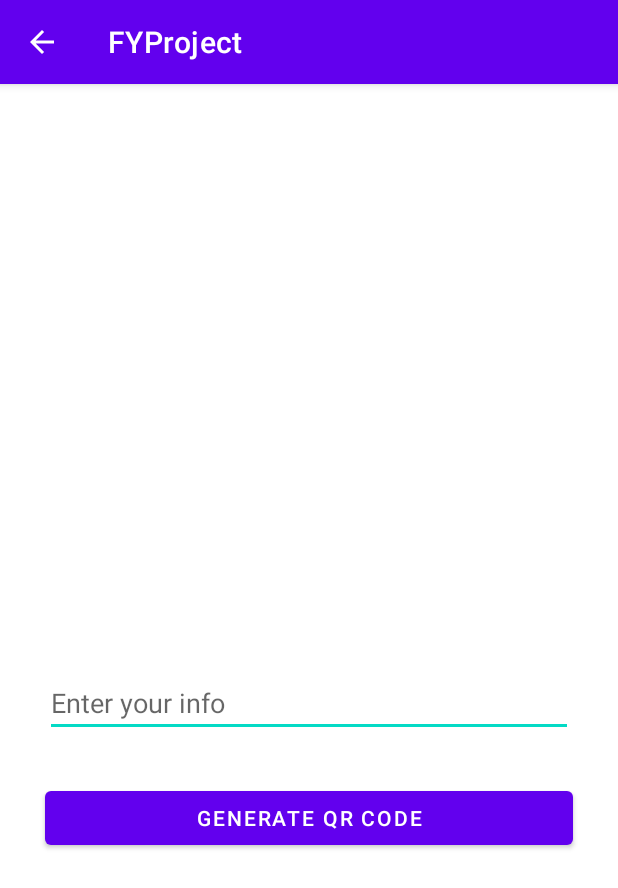
After one commit to GavinFahy/FYProject, an Android app: the QRCode screen opened directly, with no data from a screen before it, on a phone screen of 412 x 824 dp. The commit adds this screen. Shown: the top 888 px of the screen. Run offline under Robolectric (Android 15) with nearby library versions, the phone set to English and light mode, and no system bars; libraries missing offline, so code that uses them is left out: com.journeyapps.barcodescanner.

Commit message:
Able to generate a QR code

```diff
--- a/app/build.gradle
+++ b/app/build.gradle
@@ -45,6 +45,8 @@ dependencies {
     implementation 'com.google.android.gms:play-services-location:21.0.1'
     implementation 'androidx.navigation:navigation-fragment:2.5.3'
     implementation 'androidx.navigation:navigation-ui:2.5.3'
+    implementation 'com.google.zxing:core:3.4.1'
+    implementation 'com.journeyapps:zxing-android-embedded:4.3.0'
     testImplementation 'junit:junit:4.13.2'
     androidTestImplementation 'androidx.test.ext:junit:1.1.5'
     androidTestImplementation 'androidx.test.espresso:espresso-core:3.5.1'
--- /dev/null
+++ b/app/src/main/java/com/example/fyproject/QRCode.java
@@ -0,0 +1,52 @@
+package com.example.fyproject;
+
+import android.graphics.Bitmap;
+import android.os.Bundle;
+import android.widget.Button;
+import android.widget.EditText;
+import android.widget.ImageView;
+
+import androidx.appcompat.app.AppCompatActivity;
+
+import com.google.zxing.BarcodeFormat;
+import com.google.zxing.MultiFormatWriter;
+import com.google.zxing.WriterException;
+import com.google.zxing.common.BitMatrix;
+import com.journeyapps.barcodescanner.BarcodeEncoder;
+
+public class QRCode extends AppCompatActivity {
+
+    ImageView idIVQrcode;
+    EditText idEdt;
+    Button idBtnGenerateQR;
+
+    @Override
+    protected void onCreate(Bundle savedInstanceState){
+        super.onCreate(savedInstanceState);
+        setContentView(R.layout.activity_qrcode);
+
+        idEdt = findViewById(R.id.idEdt);
+        idIVQrcode = findViewById(R.id.idIVQrcode);
+        idBtnGenerateQR = findViewById(R.id.idBtnGenerateQR);
+
+        idBtnGenerateQR.setOnClickListener(v ->{
+            generateQR();
+        });
+    }
+
+    private void generateQR() {
+        String text = idEdt.getText().toString().trim();
+        MultiFormatWriter writer = new MultiFormatWriter();
+        try {
+            BitMatrix matrix = writer.encode(text, BarcodeFormat.QR_CODE, 400,400);
+
+            BarcodeEncoder encoder = new BarcodeEncoder();
+            Bitmap bitmap = encoder.createBitmap(matrix);
+            idIVQrcode.setImageBitmap(bitmap);
+        }catch (WriterException e){
+            e.printStackTrace();
+        }
+
+    }
+
+}
--- /dev/null
+++ b/app/src/main/res/layout/activity_qrcode.xml
@@ -0,0 +1,43 @@
+<?xml version="1.0" encoding="utf-8"?>
+<LinearLayout
+    xmlns:android="http://schemas.android.com/apk/res/android"
+    xmlns:tools="http://schemas.android.com/tools"
+    android:layout_width="match_parent"
+    android:layout_height="match_parent"
+    tools:context=".MainActivity"
+    android:padding="10dp"
+    android:layout_gravity="center"
+    android:orientation="vertical">
+
+    <ImageView
+        android:id="@+id/idIVQrcode"
+        android:layout_width="300dp"
+        android:layout_height="300dp"
+        android:layout_centerHorizontal="true"
+        android:layout_marginTop="50dp"
+        android:contentDescription="@string/qr_code" />
+
+    <!--Button for creating a QR code-->
+    <EditText
+        android:id="@+id/idEdt"
+        android:layout_width="match_parent"
+        android:layout_height="wrap_content"
+        android:layout_below="@id/idIVQrcode"
+        android:layout_marginStart="20dp"
+        android:layout_marginTop="30dp"
+        android:layout_marginEnd="20dp"
+        android:autofillHints=""
+        android:hint="@string/enter_your_info"
+        android:inputType="text" />
+
+    <Button
+        android:id="@+id/idBtnGenerateQR"
+        android:layout_width="match_parent"
+        android:layout_height="wrap_content"
+        android:layout_below="@id/idEdt"
+        android:layout_marginStart="20dp"
+        android:layout_marginTop="30dp"
+        android:layout_marginEnd="20dp"
+        android:text="@string/generate_qr_code" />
+
+</LinearLayout>
--- a/app/src/main/res/values/strings.xml
+++ b/app/src/main/res/values/strings.xml
@@ -1,5 +1,10 @@
 <resources>
     <string name="app_name">FYProject</string>
+
+    <string name="qr_code">qr_code</string>
+    <string name="enter_your_info">Enter your info</string>
+    <string name="generate_qr_code">Generate QR Code</string>
+
     <string name="title_activity_map">Map</string>
     <string name="google_map_api_key">AIzaSyDFNOGk6EE0XngdVR08zkar_VeYxWVRe3Q</string>
     <string name="title_activity_maps">MapsActivity</string>
```
Also changed, not shown: app/src/main/AndroidManifest.xml (+17 -0 lines), app/src/main/java/com/example/fyproject/HomePage.java (+12 -0 lines), app/src/main/java/com/example/fyproject/Testing.java (added, +30 -0 lines), app/src/main/res/drawable/circle_button.xml (added, +7 -0 lines), app/src/main/res/layout/activity_testing.xml (added, +34 -0 lines), app/src/main/res/layout/activity_vacinations.xml (+22 -0 lines), app/src/main/res/layout/homepage.xml (+12 -0 lines), app/src/main/res/layout/infections.xml (+100 -101 lines).
